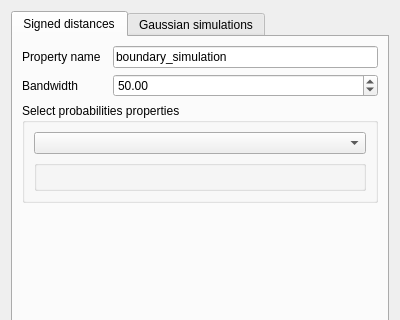
robertorolo/LPM-Geomod_Suite, file ui/boundary_simulation.ui: the form before one commit; both pictures show x 0 to 400 and y 0 to 320 of the 400 by 785 pixel window.
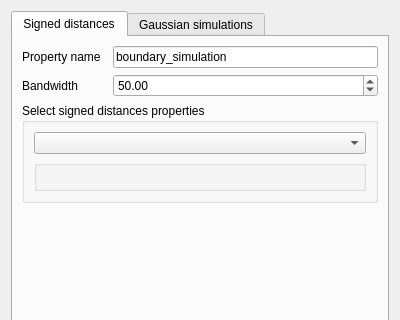
The form after the commit. Custom widgets are drawn as their Qt base class.

```diff
--- a/ui/boundary_simulation.ui
+++ b/ui/boundary_simulation.ui
@@ -53,7 +53,7 @@
        <item row="2" column="0" colspan="3">
         <widget class="QGroupBox" name="groupBox_2">
          <property name="title">
-          <string>Select probabilities properties</string>
+          <string>Select signed distances properties</string>
          </property>
          <layout class="QGridLayout" name="gridLayout_2">
           <item row="0" column="0">
```
